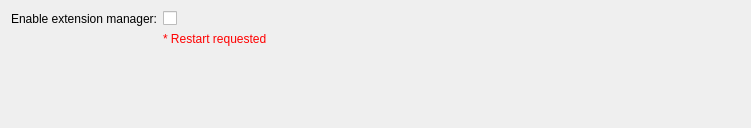
This is Base/QTGUI/Resources/UI/qSlicerSettingsQtTestingPanel.ui in Slicer/SlicerGitSVNArchive as Qt 5 draws it before an edit. The edited form follows.
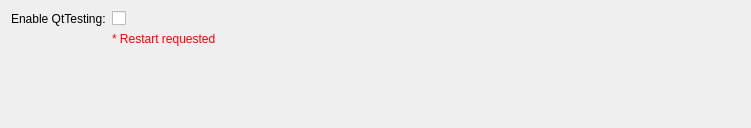
This is the edited form. Custom widgets are drawn as their Qt base class.

What changed in the file:
```diff
--- a/Base/QTGUI/Resources/UI/qSlicerSettingsQtTestingPanel.ui
+++ b/Base/QTGUI/Resources/UI/qSlicerSettingsQtTestingPanel.ui
@@ -17,7 +17,7 @@
    <item row="0" column="0">
     <widget class="QLabel" name="QtTestingEnabledLabel">
      <property name="text">
-      <string>Enable extension manager:</string>
+      <string>Enable QtTesting:</string>
      </property>
     </widget>
    </item>
```
